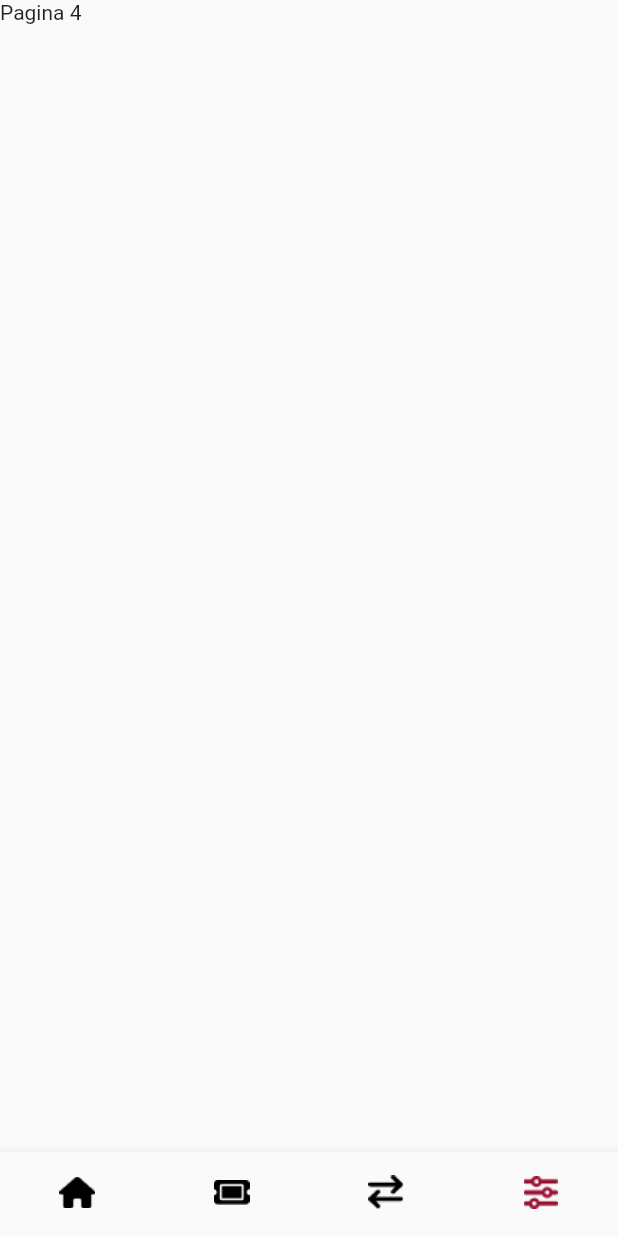
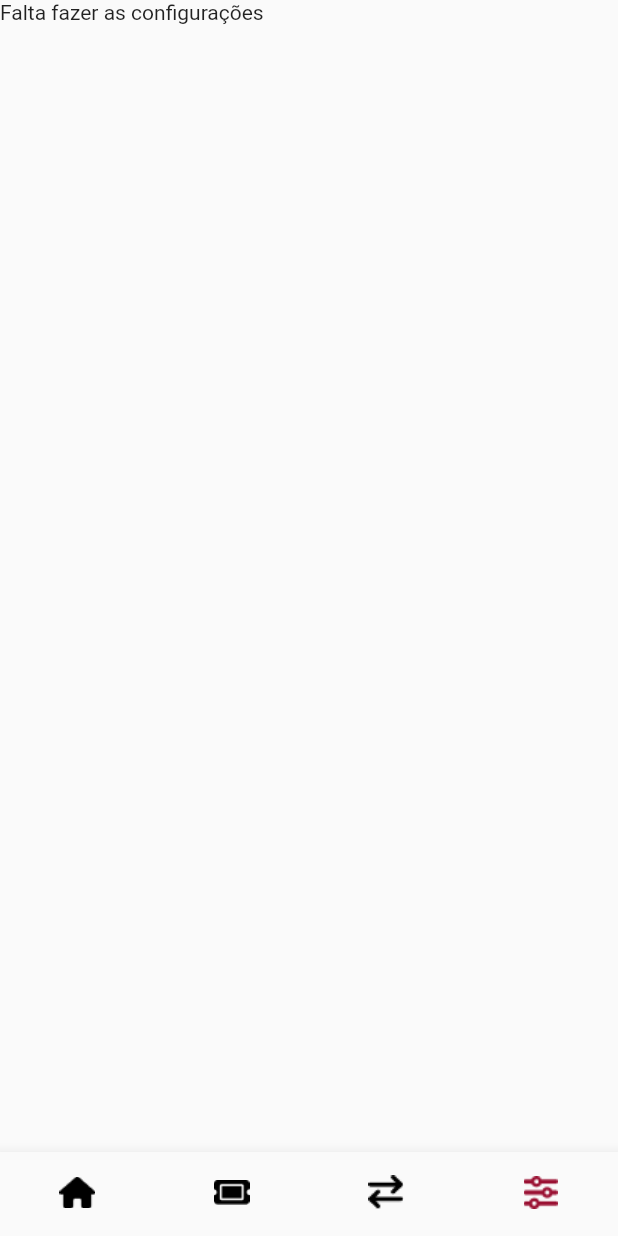
Before and after one commit to nataly-enne/sticker-swap, a Flutter app: the screen it shows after launch, item 4 of the bottom bar chosen, on a phone screen of 412 x 824 dp. Run offline on Flutter 3.47's test engine with Material 2 defaults, Android fonts, the light colour scheme and no system bars; our stand-ins replace dio, flutter_dotenv, flutter_modular, rxdart.

Commit message:
Adição dos settings

```diff
--- a/client/lib/src/modules/home/presenter/home_screen.dart
+++ b/client/lib/src/modules/home/presenter/home_screen.dart
@@ -4,6 +4,7 @@ import 'package:flutter_modular/flutter_modular.dart';
 import 'package:sticker_swap_client/src/modules/chat/presenter/chat_module.dart';
 import 'package:sticker_swap_client/src/modules/home/presenter/home_bloc.dart';
 import 'package:sticker_swap_client/src/modules/home/presenter/widgets/home_bottom_navigator_bar.dart';
+import 'package:sticker_swap_client/src/modules/settings/presenter/settings_module.dart';
 import 'package:sticker_swap_client/src/modules/sticker/presenter/sticker_module.dart';
 
 class HomeScreen extends StatefulWidget {
@@ -41,8 +42,7 @@ class _HomeScreenState extends ModularState<HomeScreen, HomeBloc> {
                       if(snapshot.data == 2)
                         ChatModule(),
                       if(snapshot.data == 3)
-                        Text("Pagina 4"),
-
+                        SettingsModule(),
                     ],
                   ),
                 ),
--- /dev/null
+++ b/client/lib/src/modules/settings/presenter/settings_bloc.dart
@@ -0,0 +1 @@
+class SettingsBloc{}
--- /dev/null
+++ b/client/lib/src/modules/settings/presenter/settings_module.dart
@@ -0,0 +1,15 @@
+import 'package:flutter/widgets.dart';
+import 'package:flutter_modular/flutter_modular.dart';
+import 'package:sticker_swap_client/src/modules/settings/presenter/settings_bloc.dart';
+import 'package:sticker_swap_client/src/modules/settings/presenter/settings_screen.dart';
+
+class SettingsModule extends WidgetModule{
+  @override
+  List<Bind<Object>> get binds => [
+    Bind<SettingsBloc>((i) => SettingsBloc())
+  ];
+
+  @override
+  Widget get view => const SettingsScreen();
+
+}
--- /dev/null
+++ b/client/lib/src/modules/settings/presenter/settings_screen.dart
@@ -0,0 +1,15 @@
+import 'package:flutter/material.dart';
+
+class SettingsScreen extends StatefulWidget {
+  const SettingsScreen({Key? key}) : super(key: key);
+
+  @override
+  State<SettingsScreen> createState() => _SettingsScreenState();
+}
+
+class _SettingsScreenState extends State<SettingsScreen> {
+  @override
+  Widget build(BuildContext context) {
+    return const Text("Falta fazer as configurações");
+  }
+}
```
